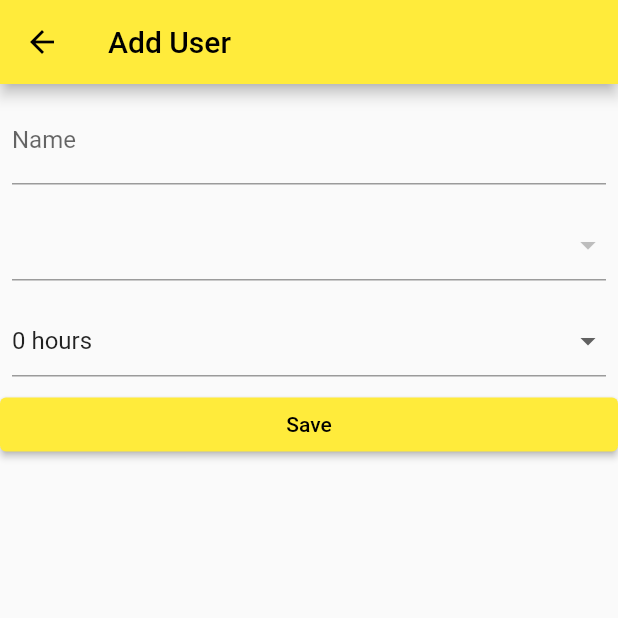
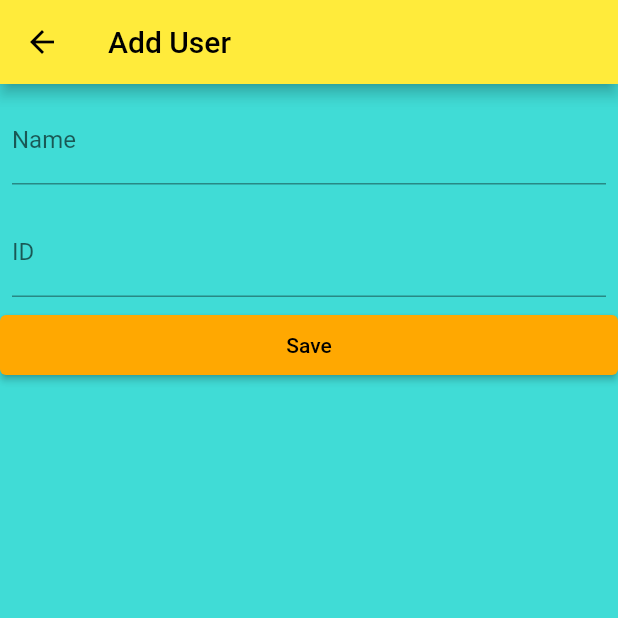
Before and after one commit to coldvl/workograph_shared, a Flutter app: the AddUserPage screen opened directly, after a tap on "Save", on a phone screen of 412 x 824 dp, the top half of it. Run offline on Flutter 3.47's test engine with Material 2 defaults, Android fonts, the phone set to English and light mode, and no system bars; our stand-ins replace sqflite; accounts and stored records are empty.

Commit message:
some changes to fix errors

```diff
--- a/lib/pages/add_user.dart
+++ b/lib/pages/add_user.dart
@@ -15,13 +15,14 @@ class AddUserPage extends StatefulWidget {
 
 class _AddUserPageState extends State<AddUserPage> {
   final TextEditingController _nameController = TextEditingController();
+  final TextEditingController _idController = TextEditingController();
   static final List<User> _users = [];
 
   final DatabaseService _databaseService = DatabaseService();
 
   int _selectedUser = 0;
   int _selectedWorkingHours = 0;
-  int? _selectedId = 0;
+  int _selectedId = 0;
 
   @override
   void initState() {
@@ -29,7 +30,7 @@ class _AddUserPageState extends State<AddUserPage> {
     if (widget.user != null) {
       _nameController.text = widget.user!.name;
       _selectedWorkingHours = widget.user!.workedHours;
-      _selectedId = widget.user!.id;
+      widget.user!.id = int.parse(_idController.text); //edited so keep in mind
     }
   }
 
@@ -44,19 +45,17 @@ class _AddUserPageState extends State<AddUserPage> {
 
   Future<void> _onSave() async {
     final name = _nameController.text;
-    final workingHours = _selectedWorkingHours;
-    final user = _users[_selectedUser];
+    final id = int.parse(_idController.text);
 
     // Add save code here
     widget.user == null
         ? await _databaseService.insertUser(
-            User(name: name, workedHours: workingHours, id: user.id!),
+            User(name: name, id: id),
           )
         : await _databaseService.updateUser(
             User(
-              id: widget.user!.id,
+              id: id,
               name: name,
-              workedHours: workingHours,
             ),
           );
 
@@ -64,7 +63,7 @@ class _AddUserPageState extends State<AddUserPage> {
   }
 
   Future<void> _onUserDelete(User user) async {
-    await _databaseService.deleteUser(user.id!);
+    await _databaseService.deleteUser(user.id);
     setState(() {});
   }
 
@@ -97,48 +96,62 @@ class _AddUserPageState extends State<AddUserPage> {
               ),
               Padding(
                 padding: const EdgeInsets.all(8.0),
-                  child: DropdownButtonFormField<int>(
-                    value: _selectedUser,
-                    items: _users
-                        .map(
-                          (e) => DropdownMenuItem<int>(
-                            value: _users.indexOf(e),
-                            child: Text(e.name), //!
-                          ),
-                        )
-                        .toList(),
-                    onChanged: (value) {
-                      setState(() {
-                        _selectedUser = value!;
-                      });
-                    },
+                child: TextField(
+                  controller: _idController,
+                  decoration: const InputDecoration(
+                    labelText: 'ID',
                   ),
                 ),
-                Padding(
-                  padding: const EdgeInsets.all(8.0),
-                  child: DropdownButtonFormField<int>(
-                    value: _selectedWorkingHours,
-                    items: List.generate(
-                      24,
-                      (index) => DropdownMenuItem<int>(
-                        value: index,
-                        child: Text('$index hours'),
+                // may be needed in future
+                // child: DropdownButtonFormField<int>(
+                //   value: _selectedUser,
+                //   items: _users
+                //       .map(
+                //         (e) => DropdownMenuItem<int>(
+                //           value: _users.indexOf(e),
+                //           child: Text(e.name), //!
+                //         ),
+                //       )
+                //       .toList(),
+                //   onChanged: (value) {
+                //     setState(() {
+                //       _selectedUser = value!;
+                //     });
+                //   },
+                // ),
               ),
-                    ),
-                    onChanged: (value) {
-                      setState(() {
-                        _selectedWorkingHours = value!;
-                      });
-                    },
-                  ),
-                ),
+              // Padding(
+              //   padding: const EdgeInsets.all(8.0),
+              //   child: DropdownButtonFormField<int>(
+              //     value: _selectedWorkingHours,
+              //     items: List.generate(
+              //       24,
+              //       (index) => DropdownMenuItem<int>(
+              //         value: index,
+              //         child: Text('$index hours'),
+              //       ),
+              //     ),
+              //     onChanged: (value) {
+              //       setState(() {
+              //         _selectedWorkingHours = value!;
+              //       });
+              //     },
+              //   ),
+              // ),
               ElevatedButton(
                 onPressed: _onSave,
+                style: ElevatedButton.styleFrom(
+                  primary: const Color.fromARGB(255, 255, 168, 1),
+                  minimumSize: const Size(25.0, 40.0),
+                  maximumSize: const Size(35.0, 40.0),
+                ),
                 child: const Text('Save'),
               ),
             ],
           );
         },
-        ));
+      ),
+      backgroundColor: const Color.fromARGB(199, 10, 210, 203),
+    );
   }
 }
--- a/lib/pages/page_with_list_of_users.dart
+++ b/lib/pages/page_with_list_of_users.dart
@@ -44,13 +44,12 @@ class _UserPageState extends State<UserPage> {
     // Add save code here
     widget.user == null
         ? await _databaseService.insertUser(
-            User(name: name, workedHours: workingHours, id: user.id!),
+            User(name: name, id: user.id),
           )
         : await _databaseService.updateUser(
             User(
               id: widget.user!.id,
               name: name,
-              workedHours: workingHours,
             ),
           );
 
@@ -58,7 +57,7 @@ class _UserPageState extends State<UserPage> {
   }
 
   Future<void> _onUserDelete(User user) async {
-    await _databaseService.deleteUser(user.id!);
+    await _databaseService.deleteUser(user.id);
     setState(() {});
   }
 
@@ -83,7 +82,9 @@ class _UserPageState extends State<UserPage> {
               icon: const Icon(Icons.arrow_back_ios_new),
               label: const Text('Back'),
             ),
-            FloatingActionButton(
+            Padding(
+              padding: const EdgeInsets.all(20.0),
+              child: FloatingActionButton(
                 onPressed: () {
                   Navigator.of(context)
                       .push(
@@ -96,6 +97,7 @@ class _UserPageState extends State<UserPage> {
                 },
                 child: const Icon(Icons.add),
               ),
+            ),
           ],
         ),
       ),
```
Lines whose indentation alone changed are shown as unchanged.
